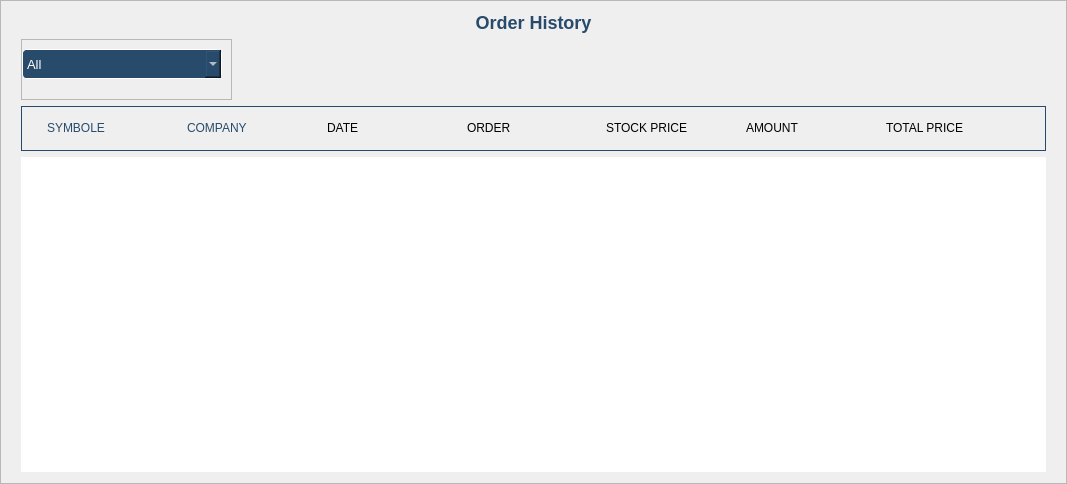
This is view/ui/history.ui in MYI26/My_Portfolio_Manager as Qt 5 draws it before an edit. The edited form follows.
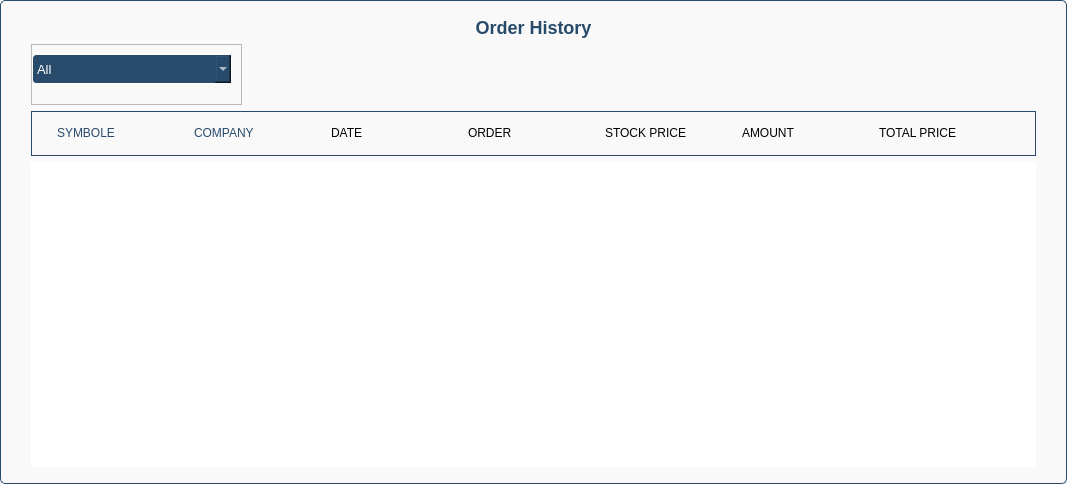
This is the edited form.

The edit to the form file:
```diff
--- a/view/ui/history.ui
+++ b/view/ui/history.ui
@@ -14,7 +14,7 @@
    <enum>Qt::RightToLeft</enum>
   </property>
   <property name="styleSheet">
-   <string notr="true">#Frame_Portfolio{	
+   <string notr="true">#Frame_History{	
 	
 	border: 1px solid #274b6f;
 	border-radius: 5px;
```
